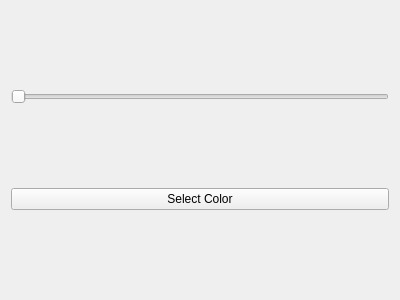
Above: ControllerWidget.ui from kaigon78/VTKWidget before the change. Below: the same form after it.
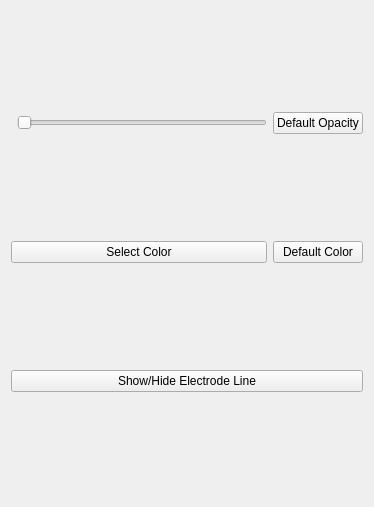
That is the form after the change.

```diff
--- a/ControllerWidget.ui
+++ b/ControllerWidget.ui
@@ -6,28 +6,49 @@
    <rect>
     <x>0</x>
     <y>0</y>
-    <width>400</width>
-    <height>300</height>
+    <width>374</width>
+    <height>507</height>
    </rect>
   </property>
   <property name="windowTitle">
    <string>Form</string>
   </property>
   <layout class="QGridLayout" name="gridLayout">
-   <item row="1" column="0">
+   <item row="3" column="0" colspan="2">
     <widget class="QPushButton" name="m_colorButton">
      <property name="text">
       <string>Select Color</string>
      </property>
     </widget>
    </item>
-   <item row="0" column="0">
+   <item row="1" column="1">
     <widget class="QSlider" name="m_transparencySlider">
      <property name="orientation">
       <enum>Qt::Horizontal</enum>
      </property>
     </widget>
    </item>
+   <item row="1" column="2">
+    <widget class="QPushButton" name="m_opacityReturnDefaultButton">
+     <property name="text">
+      <string>Default Opacity</string>
+     </property>
+    </widget>
+   </item>
+   <item row="3" column="2">
+    <widget class="QPushButton" name="m_colorReturnDefaultButton">
+     <property name="text">
+      <string>Default Color</string>
+     </property>
+    </widget>
+   </item>
+   <item row="4" column="0" colspan="3">
+    <widget class="QPushButton" name="m_ShowLinePushButton">
+     <property name="text">
+      <string>Show/Hide Electrode Line</string>
+     </property>
+    </widget>
+   </item>
   </layout>
  </widget>
  <resources/>
```
